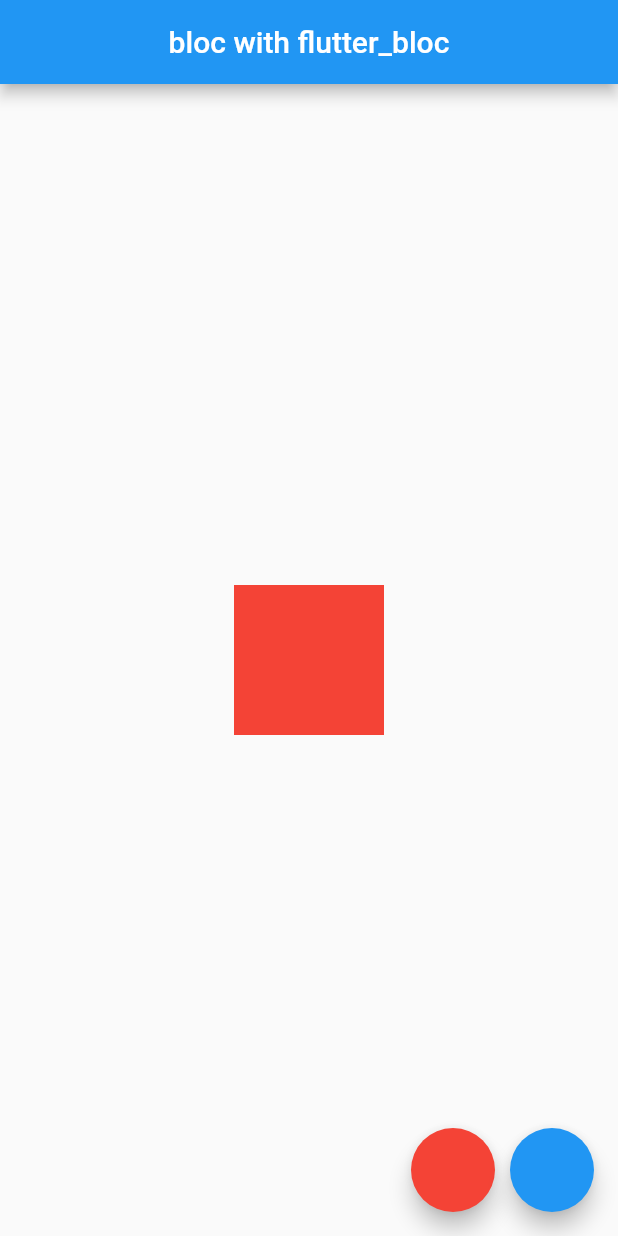
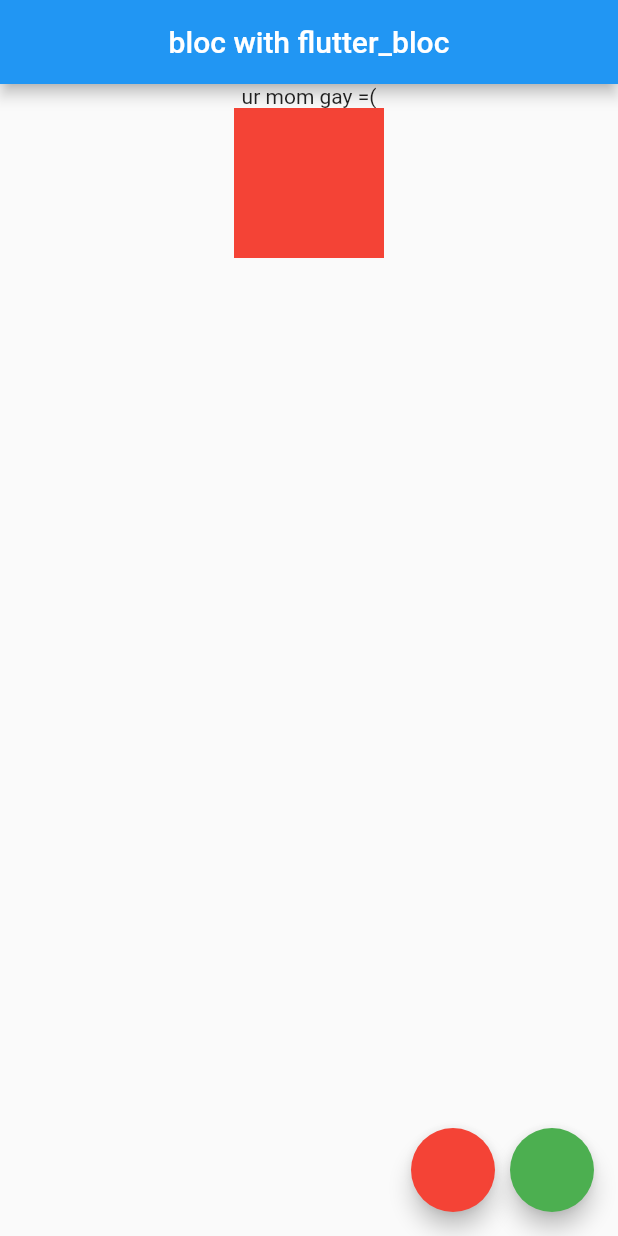
Before and after one commit to fear404-png/example-bloc-with-flutter_bloc, a Flutter app: the screen it shows after launch, on a phone screen of 412 x 824 dp. Run offline on Flutter 3.47's test engine with Material 2 defaults, Android fonts, the phone set to English and light mode, and no system bars; our stand-ins replace flutter_bloc.

Commit message:
передача различных данных через объект

```diff
--- /dev/null
+++ b/lib/color_bloc.dart
@@ -0,0 +1,22 @@
+import 'package:blocexample/screen_data.dart';
+import 'package:flutter/material.dart';
+import 'package:flutter_bloc/flutter_bloc.dart';
+
+enum ColorEvent { event_red, event_green }
+
+class ColorBloc extends Bloc<ColorEvent, ScreenData> {
+  Color _color = Colors.red;
+
+  ColorBloc(ScreenData initialState) : super(initialState);
+
+  @override
+  Stream<ScreenData> mapEventToState(ColorEvent event) async* {
+    _color = (event == ColorEvent.event_red) ? Colors.red : Colors.green;
+    ScreenData.color = _color;
+    if (ScreenData.color == Colors.green)
+      ScreenData.text = "no u =)";
+    else
+      ScreenData.text = "ur mom gay =(";
+    yield ScreenData();
+  }
+}
--- a/lib/color_block.dart
+++ /dev/null
@@ -1,16 +0,0 @@
-import 'package:flutter/material.dart';
-import 'package:flutter_bloc/flutter_bloc.dart';
-
-enum ColorEvent { event_red, event_green }
-
-class ColorBloc extends Bloc<ColorEvent, Color> {
-  Color _color = Colors.red;
-
-  ColorBloc(Color initialState) : super(Colors.red);
-
-  @override
-  Stream<Color> mapEventToState(ColorEvent event) async* {
-    _color = (event == ColorEvent.event_red) ? Colors.red : Colors.green;
-    yield _color;
-  }
-}
--- a/lib/main.dart
+++ b/lib/main.dart
@@ -1,4 +1,5 @@
-import 'package:blocexample/color_block.dart';
+import 'package:blocexample/color_bloc.dart';
+import 'package:blocexample/screen_data.dart';
 import 'package:flutter/material.dart';
 import 'package:flutter_bloc/flutter_bloc.dart';
 
@@ -17,7 +18,7 @@ class MyApp extends StatelessWidget {
         primarySwatch: Colors.blue,
       ),
       home: BlocProvider(
-        create: (context) => ColorBloc(Colors.red),
+        create: (context) => ColorBloc(ScreenData()),
         child: MyHomePage(),
       ),
     );
@@ -29,25 +30,45 @@ class MyHomePage extends StatelessWidget {
 
   @override
   Widget build(BuildContext context) {
-    ColorBloc _bloc = BlocProvider.of<ColorBloc>(context);
     return Scaffold(
       appBar: AppBar(
         title: Text("bloc with flutter_bloc"),
         centerTitle: true,
       ),
-      body: Center(
-          child: BlocBuilder<ColorBloc, Color>(
+      body: Column(
+        children: [
+          BlocBuilder<ColorBloc, ScreenData>(
+              builder: (context, text) => Text(ScreenData.text)),
+          Center(
+              child: BlocBuilder<ColorBloc, ScreenData>(
             builder: (context, currentColor) => AnimatedContainer(
               width: 100,
               height: 100,
-          color: currentColor,
+              color: ScreenData.color,
               duration: Duration(
                 milliseconds: 500,
               ),
               curve: Curves.fastOutSlowIn,
             ),
           )),
-      floatingActionButton: Row(
+        ],
+      ),
+      floatingActionButton: Buttons(),
+    );
+  }
+}
+
+class Buttons extends StatelessWidget {
+  Buttons({
+    Key? key,
+  }) : super(key: key);
+
+  @override
+  Widget build(BuildContext context) {
+    print(context.toString());
+    ColorBloc _bloc = BlocProvider.of<ColorBloc>(context);
+
+    return Row(
       mainAxisAlignment: MainAxisAlignment.end,
       children: [
         FloatingActionButton(
@@ -63,10 +84,9 @@ class MyHomePage extends StatelessWidget {
           onPressed: () {
             _bloc.add(ColorEvent.event_green);
           },
-            backgroundColor: Colors.blue,
+          backgroundColor: Colors.green,
         )
       ],
-      ),
     );
   }
 }
--- /dev/null
+++ b/lib/screen_data.dart
@@ -0,0 +1,6 @@
+import 'package:flutter/material.dart';
+
+class ScreenData {
+  static Color color = Colors.red;
+  static String text = "ur mom gay =(";
+}
```
Lines whose indentation alone changed are shown as unchanged.
